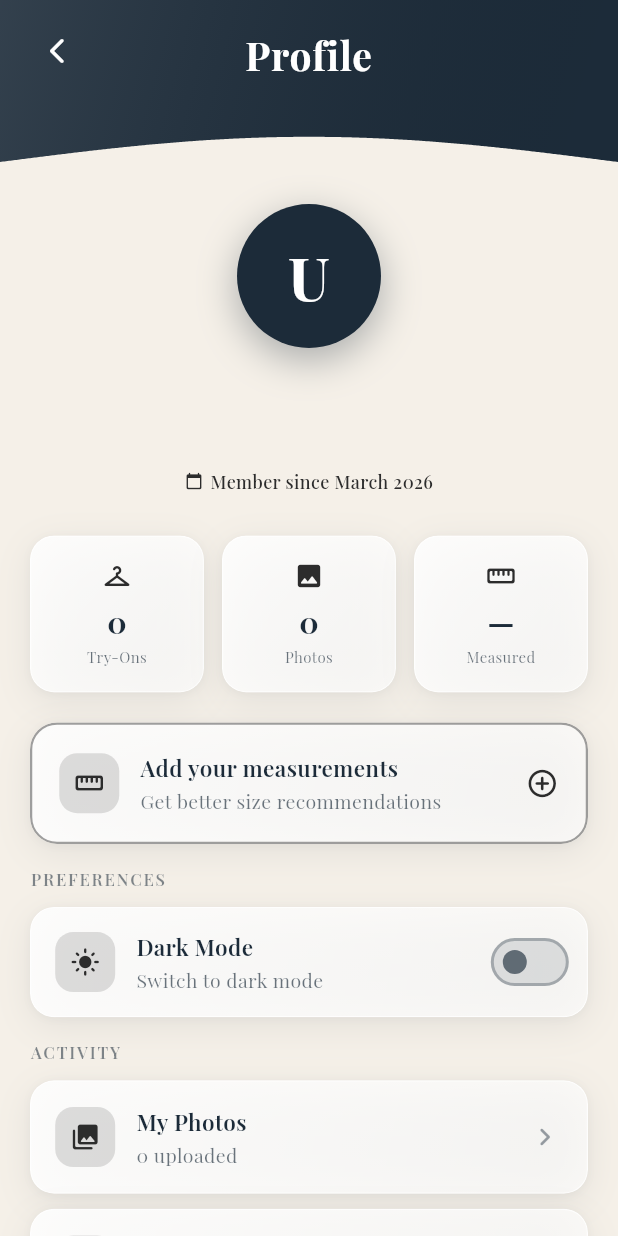
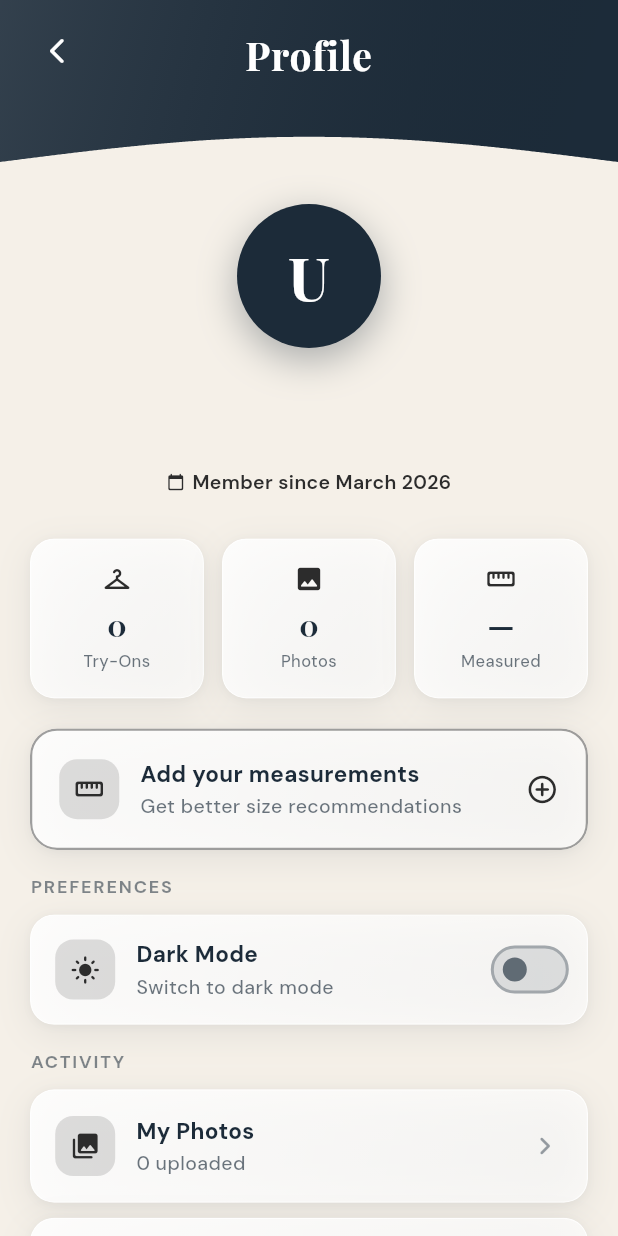
Before and after one commit to ShaneRowell/LoomeeApp, a Flutter app: the HomeScreen screen opened by its route, after a tap on the "person outline" icon, on a phone screen of 412 x 824 dp. Run offline on Flutter 3.47's test engine with Material 3 defaults, Android fonts, the phone set to English and light mode, and no system bars; our stand-ins replace cached_network_image, flutter_dotenv, flutter_svg, google_fonts, image_picker, permission_handler and 2 more; accounts and stored records are empty; network calls fail; statements that could not run were skipped.

Commit message:
refactor(typography): replace Playfair Display body text with DM Sans app-wide
Playfair Display is a high-contrast serif display font with hairline
strokes that become illegible at small sizes (12-15 px). Replaced all
body, label, button, badge and caption text with DM Sans (w500-w700),
a humanist sans-serif built for screen legibility. Playfair Display is
kept only for decorative display headings (>= 20 px) to preserve brand
identity. Font sizes bumped +1 px across body/label styles and minimum
weight raised to w500 so strokes stay solid on all screen densities.

Files updated: login, register, clothing_detail, home, measurements,
onboarding, preset_images, profile, outfit recs, fashion recs, splash,
try_on_history, try_on_result, try_on_screen, measurement_form_field.

```diff
--- a/frontend/lib/screens/home/home_screen.dart
+++ b/frontend/lib/screens/home/home_screen.dart
@@ -304,9 +304,9 @@ class _HomeScreenState extends State<HomeScreen> {
             const SizedBox(height: 3),
             Text(
               label,
-              style: GoogleFonts.playfairDisplay(
+              style: GoogleFonts.dmSans(
                 fontSize: 10,
-                fontWeight: isSelected ? FontWeight.w700 : FontWeight.w400,
+                fontWeight: isSelected ? FontWeight.w700 : FontWeight.w500,
                 color: isSelected
                     ? AppTheme.fontColor
                     : Colors.white.withValues(alpha: 0.85),
@@ -397,8 +397,9 @@ class _HomeScreenState extends State<HomeScreen> {
                     onTap: () => setState(() => _currentIndex = 1),
                     child: Text(
                       'View all',
-                      style: GoogleFonts.playfairDisplay(
+                      style: GoogleFonts.dmSans(
                         fontSize: 14,
+                        fontWeight: FontWeight.w500,
                         color: Theme.of(context).colorScheme.onSurface.withValues(alpha: 0.55),
                       ),
                     ),
@@ -529,9 +530,9 @@ class _HomeScreenState extends State<HomeScreen> {
                                       const SizedBox(width: 8),
                                       Text(
                                         'Upload Photo',
-                                        style: GoogleFonts.playfairDisplay(
+                                        style: GoogleFonts.dmSans(
                                           fontSize: 15,
-                                          fontWeight: FontWeight.w600,
+                                          fontWeight: FontWeight.w700,
                                           color: Colors.white,
                                         ),
                                       ),
--- a/frontend/lib/screens/measurements/measurements_screen.dart
+++ b/frontend/lib/screens/measurements/measurements_screen.dart
@@ -119,6 +119,7 @@ class _MeasurementsScreenState extends State<MeasurementsScreen> {
                         crossAxisAlignment: CrossAxisAlignment.start,
                         children: [
                           const SizedBox(height: 16),
+                          // Screen section title — fontSize 22 >= 20, KEEP playfairDisplay
                           Text(
                             'Body Measurements',
                             style: GoogleFonts.playfairDisplay(
@@ -128,10 +129,12 @@ class _MeasurementsScreenState extends State<MeasurementsScreen> {
                             ),
                           ),
                           const SizedBox(height: 6),
+                          // Body paragraph — rule 2
                           Text(
                             'Used for size recommendation and AI try ons, enter your measurements below.',
-                            style: GoogleFonts.playfairDisplay(
+                            style: GoogleFonts.dmSans(
                               fontSize: 13,
+                              fontWeight: FontWeight.w500,
                               color: scheme.onSurface.withValues(alpha: 0.5),
                             ),
                           ),
@@ -177,10 +180,12 @@ class _MeasurementsScreenState extends State<MeasurementsScreen> {
                             max: 300,
                           ),
                           const SizedBox(height: 10),
+                          // Caption — rule 2 (fontSize 12 <= 12, bump to 13)
                           Text(
                             'All measurements in ($unitLabel)',
-                            style: GoogleFonts.playfairDisplay(
-                              fontSize: 12,
+                            style: GoogleFonts.dmSans(
+                              fontSize: 13,
+                              fontWeight: FontWeight.w500,
                               color: scheme.onSurface.withValues(alpha: 0.4),
                             ),
                           ),
@@ -199,9 +204,10 @@ class _MeasurementsScreenState extends State<MeasurementsScreen> {
                                     )
                                   : Text(
                                       'Save Measurements',
-                                      style: GoogleFonts.playfairDisplay(
+                                      // Button label — rule 2
+                                      style: GoogleFonts.dmSans(
                                         fontSize: 16,
-                                        fontWeight: FontWeight.w600,
+                                        fontWeight: FontWeight.w700,
                                       ),
                                     ),
                             ),
--- a/frontend/lib/screens/preset_images/preset_images_screen.dart
+++ b/frontend/lib/screens/preset_images/preset_images_screen.dart
@@ -180,8 +180,8 @@ class _PresetImagesScreenState extends State<PresetImagesScreen> {
     showDialog<void>(
       context: context,
       builder: (ctx) => AlertDialog(
-        title: Text(title, style: GoogleFonts.playfairDisplay(fontWeight: FontWeight.w600)),
-        content: Text(message, style: GoogleFonts.playfairDisplay(fontSize: 14)),
+        title: Text(title, style: GoogleFonts.dmSans(fontWeight: FontWeight.w700)),
+        content: Text(message, style: GoogleFonts.dmSans(fontSize: 14, fontWeight: FontWeight.w500)),
         actions: [
           TextButton(
             onPressed: () => Navigator.pop(ctx),
@@ -245,8 +245,9 @@ class _PresetImagesScreenState extends State<PresetImagesScreen> {
                                       padding: const EdgeInsets.only(top: 8),
                                       child: Text(
                                         '${provider.images.length} photo${provider.images.length == 1 ? '' : 's'}',
-                                        style: GoogleFonts.playfairDisplay(
+                                        style: GoogleFonts.dmSans(
                                           fontSize: 13,
+                                          fontWeight: FontWeight.w500,
                                           color: scheme.onSurface.withValues(alpha: 0.5),
                                         ),
                                       ),
@@ -426,11 +427,12 @@ class _PresetImagesScreenState extends State<PresetImagesScreen> {
             child: Icon(icon, color: Colors.white, size: 28),
           ),
           const SizedBox(height: 8),
+          // Button label — rule 2
           Text(
             label,
-            style: GoogleFonts.playfairDisplay(
+            style: GoogleFonts.dmSans(
               fontSize: 13,
-              fontWeight: FontWeight.w500,
+              fontWeight: FontWeight.w600,
               color: scheme.onSurface,
             ),
           ),
@@ -446,9 +448,9 @@ class _PresetImagesScreenState extends State<PresetImagesScreen> {
       children: [
         Text(
           number,
-          style: GoogleFonts.playfairDisplay(
-            fontSize: 12,
-            fontWeight: FontWeight.w600,
+          style: GoogleFonts.dmSans(
+            fontSize: 13,
+            fontWeight: FontWeight.w700,
             color: scheme.onSurface.withValues(alpha: 0.6),
           ),
         ),
@@ -456,8 +458,9 @@ class _PresetImagesScreenState extends State<PresetImagesScreen> {
         Expanded(
           child: Text(
             text,
-            style: GoogleFonts.playfairDisplay(
-              fontSize: 12,
+            style: GoogleFonts.dmSans(
+              fontSize: 13,
+              fontWeight: FontWeight.w500,
               color: scheme.onSurface.withValues(alpha: 0.6),
             ),
           ),
@@ -495,13 +498,13 @@ class _UploadOptionsDialogState extends State<_UploadOptionsDialog> {
   Widget build(BuildContext context) {
     return AlertDialog(
       title: Text('Photo Options',
-          style: GoogleFonts.playfairDisplay(fontWeight: FontWeight.w600)),
+          style: GoogleFonts.dmSans(fontWeight: FontWeight.w700)),
       content: Column(
         mainAxisSize: MainAxisSize.min,
         crossAxisAlignment: CrossAxisAlignment.start,
         children: [
           Text('Photo Type',
-              style: GoogleFonts.playfairDisplay(fontSize: 14, fontWeight: FontWeight.w500)),
+              style: GoogleFonts.dmSans(fontSize: 14, fontWeight: FontWeight.w600)),
           const SizedBox(height: 8),
           ImageTypeSelector(
             selectedType: _imageType,
--- a/frontend/lib/screens/profile/profile_screen.dart
+++ b/frontend/lib/screens/profile/profile_screen.dart
@@ -136,6 +136,7 @@ class _ProfileScreenState extends State<ProfileScreen> {
               ),
             ),
             const SizedBox(height: 14),
+            // User name — fontSize 24 >= 20, KEEP playfairDisplay
             Text(
               user?.name ?? 'User',
               style: GoogleFonts.playfairDisplay(
@@ -145,10 +146,12 @@ class _ProfileScreenState extends State<ProfileScreen> {
               ),
             ),
             const SizedBox(height: 4),
+            // Email — rule 2
             Text(
               user?.email ?? '',
-              style: GoogleFonts.playfairDisplay(
+              style: GoogleFonts.dmSans(
                 fontSize: 14,
+                fontWeight: FontWeight.w500,
                 color: scheme.onSurface.withValues(alpha: 0.65),
               ),
             ),
@@ -160,12 +163,13 @@ class _ProfileScreenState extends State<ProfileScreen> {
                   Icon(Icons.calendar_today_rounded,
                       size: 12, color: scheme.primary),
                   const SizedBox(width: 5),
+                  // Date/timestamp — rule 2
                   Text(
                     'Member since $memberSince',
-                    style: GoogleFonts.playfairDisplay(
-                      fontSize: 12,
+                    style: GoogleFonts.dmSans(
+                      fontSize: 13,
+                      fontWeight: FontWeight.w600,
                       color: scheme.primary,
-                      fontWeight: FontWeight.w500,
                     ),
                   ),
                 ],
@@ -233,6 +237,7 @@ class _ProfileScreenState extends State<ProfileScreen> {
         children: [
           Icon(icon, size: 20, color: scheme.primary),
           const SizedBox(height: 6),
+          // Stat value — fontSize 20 >= 20, KEEP playfairDisplay
           Text(
             value,
             style: GoogleFonts.playfairDisplay(
@@ -242,10 +247,12 @@ class _ProfileScreenState extends State<ProfileScreen> {
             ),
           ),
           const SizedBox(height: 2),
+          // Stat label — rule 2
           Text(
             label,
-            style: GoogleFonts.playfairDisplay(
-              fontSize: 10,
+            style: GoogleFonts.dmSans(
+              fontSize: 11,
+              fontWeight: FontWeight.w500,
               color: scheme.onSurface.withValues(alpha: 0.65),
             ),
             textAlign: TextAlign.center,
@@ -290,19 +297,22 @@ class _ProfileScreenState extends State<ProfileScreen> {
                       child: Column(
                         crossAxisAlignment: CrossAxisAlignment.start,
                         children: [
+                          // Menu tile title — rule 2
                           Text(
                             'Add your measurements',
-                            style: GoogleFonts.playfairDisplay(
+                            style: GoogleFonts.dmSans(
                               fontSize: 15,
-                              fontWeight: FontWeight.w600,
+                              fontWeight: FontWeight.w700,
                               color: scheme.onSurface,
                             ),
                           ),
                           const SizedBox(height: 2),
+                          // Subtitle — rule 2
                           Text(
                             'Get better size recommendations',
-                            style: GoogleFonts.playfairDisplay(
+                            style: GoogleFonts.dmSans(
                               fontSize: 13,
+                              fontWeight: FontWeight.w500,
                               color: scheme.onSurface.withValues(alpha: 0.65),
                             ),
                           ),
@@ -349,9 +359,10 @@ class _ProfileScreenState extends State<ProfileScreen> {
                           size: 18, color: scheme.primary),
                     ),
                     const SizedBox(width: 10),
+                    // Card title — rule 2
                     Text(
                       'Body Measurements',
-                      style: GoogleFonts.playfairDisplay(
+                      style: GoogleFonts.dmSans(
                         fontSize: 15,
                         fontWeight: FontWeight.w700,
                         color: scheme.onSurface,
@@ -365,10 +376,10 @@ class _ProfileScreenState extends State<ProfileScreen> {
                       },
                       child: Text(
                         'Edit',
-                        style: GoogleFonts.playfairDisplay(
+                        style: GoogleFonts.dmSans(
                           fontSize: 13,
+                          fontWeight: FontWeight.w700,
                           color: scheme.primary,
-                          fontWeight: FontWeight.w600,
                         ),
                       ),
                     ),
@@ -414,20 +425,23 @@ class _ProfileScreenState extends State<ProfileScreen> {
       ),
       child: Column(
         children: [
+          // Stat value — rule 2
           Text(
             value,
-            style: GoogleFonts.playfairDisplay(
-              fontSize: 13,
+            style: GoogleFonts.dmSans(
+              fontSize: 14,
               fontWeight: FontWeight.w700,
               color: scheme.onSurface,
             ),
             textAlign: TextAlign.center,
           ),
           const SizedBox(height: 2),
+          // Label — rule 2
           Text(
             label,
-            style: GoogleFonts.playfairDisplay(
-              fontSize: 10,
+            style: GoogleFonts.dmSans(
+              fontSize: 11,
+              fontWeight: FontWeight.w500,
               color: scheme.onSurface.withValues(alpha: 0.65),
             ),
             textAlign: TextAlign.center,
@@ -496,19 +510,22 @@ class _ProfileScreenState extends State<ProfileScreen> {
             child: Column(
               crossAxisAlignment: CrossAxisAlignment.start,
               children: [
+                // Tile title — rule 2
                 Text(
                   title,
-                  style: GoogleFonts.playfairDisplay(
+                  style: GoogleFonts.dmSans(
                     fontSize: 15,
-                    fontWeight: FontWeight.w600,
+                    fontWeight: FontWeight.w700,
                     color: scheme.onSurface,
                   ),
                 ),
                 const SizedBox(height: 2),
+                // Tile subtitle — rule 2
                 Text(
                   subtitle,
-                  style: GoogleFonts.playfairDisplay(
+                  style: GoogleFonts.dmSans(
                     fontSize: 13,
+                    fontWeight: FontWeight.w500,
                     color: scheme.onSurface.withValues(alpha: 0.65),
                   ),
                 ),
@@ -547,8 +564,9 @@ class _ProfileScreenState extends State<ProfileScreen> {
             subtitle: Consumer<PresetImageProvider>(
               builder: (context, p, _) => Text(
                 '${p.images.length} uploaded',
-                style: GoogleFonts.playfairDisplay(
+                style: GoogleFonts.dmSans(
                   fontSize: 13,
+                  fontWeight: FontWeight.w500,
                   color: scheme.onSurface.withValues(alpha: 0.65),
                 ),
               ),
@@ -565,8 +583,9 @@ class _ProfileScreenState extends State<ProfileScreen> {
             title: 'Try-On History',
             subtitle: Text(
               'Browse past virtual try-ons',
-              style: GoogleFonts.playfairDisplay(
+              style: GoogleFonts.dmSans(
                 fontSize: 13,
+                fontWeight: FontWeight.w500,
                 color: scheme.onSurface.withValues(alpha: 0.65),
               ),
             ),
@@ -586,8 +605,9 @@ class _ProfileScreenState extends State<ProfileScreen> {
             title: 'Terms of Service',
             subtitle: Text(
               'Usage rules and your rights',
-              style: GoogleFonts.playfairDisplay(
+              style: GoogleFonts.dmSans(
                 fontSize: 13,
+                fontWeight: FontWeight.w500,
                 color: scheme.onSurface.withValues(alpha: 0.65),
               ),
             ),
@@ -605,8 +625,9 @@ class _ProfileScreenState extends State<ProfileScreen> {
             title: 'Privacy Policy',
             subtitle: Text(
               'How we handle your data',
-              style: GoogleFonts.playfairDisplay(
+              style: GoogleFonts.dmSans(
                 fontSize: 13,
+                fontWeight: FontWeight.w500,
                 color: scheme.onSurface.withValues(alpha: 0.65),
               ),
             ),
@@ -626,9 +647,9 @@ class _ProfileScreenState extends State<ProfileScreen> {
   Widget _buildSectionLabel(String label, ColorScheme scheme) {
     return Text(
       label.toUpperCase(),
-      style: GoogleFonts.playfairDisplay(
-        fontSize: 11,
-        fontWeight: FontWeight.w600,
+      style: GoogleFonts.dmSans(
+        fontSize: 12,
+        fontWeight: FontWeight.w700,
         color: scheme.onSurface.withValues(alpha: 0.55),
         letterSpacing: 1.2,
       ),
@@ -675,11 +696,12 @@ class _ProfileScreenState extends State<ProfileScreen> {
               child: Column(
                 crossAxisAlignment: CrossAxisAlignment.start,
                 children: [
+                  // Tile title — rule 2
                   Text(
                     title,
-                    style: GoogleFonts.playfairDisplay(
+                    style: GoogleFonts.dmSans(
                       fontSize: 15,
-                      fontWeight: FontWeight.w600,
+                      fontWeight: FontWeight.w700,
                       color: scheme.onSurface,
                     ),
                   ),
@@ -710,19 +732,20 @@ class _ProfileScreenState extends State<ProfileScreen> {
             builder: (ctx) => AlertDialog(
               title: Text(
                 'Log out',
-                style: GoogleFonts.playfairDisplay(
-                    fontWeight: FontWeight.w700),
+                style: GoogleFonts.dmSans(
+                    fontSize: 16, fontWeight: FontWeight.w700),
               ),
               content: Text(
                 'Are you sure you want to log out?',
-                style: GoogleFonts.playfairDisplay(),
+                style: GoogleFonts.dmSans(fontWeight: FontWeight.w500),
               ),
               actions: [
                 TextButton(
                   onPressed: () => Navigator.pop(ctx, false),
                   child: Text(
                     'Cancel',
-                    style: GoogleFonts.playfairDisplay(
+                    style: GoogleFonts.dmSans(
+                        fontWeight: FontWeight.w500,
                         color: scheme.onSurface),
                   ),
                 ),
@@ -730,7 +753,8 @@ class _ProfileScreenState extends State<ProfileScreen> {
                   onPressed: () => Navigator.pop(ctx, true),
                   child: Text(
                     'Log out',
-                    style: GoogleFonts.playfairDisplay(
+                    style: GoogleFonts.dmSans(
+                        fontWeight: FontWeight.w600,
                         color: AppTheme.errorColor),
                   ),
                 ),
@@ -757,11 +781,12 @@ class _ProfileScreenState extends State<ProfileScreen> {
               Icon(Icons.logout_rounded,
                   size: 18, color: AppTheme.errorColor),
               const SizedBox(width: 8),
+              // Button label — rule 2
               Text(
                 'Log Out',
-                style: GoogleFonts.playfairDisplay(
+                style: GoogleFonts.dmSans(
                   fontSize: 15,
-                  fontWeight: FontWeight.w600,
+                  fontWeight: FontWeight.w700,
                   color: AppTheme.errorColor,
                 ),
               ),
```
Also changed, not shown: frontend/lib/screens/auth/login_screen.dart (+9 -7 lines), frontend/lib/screens/auth/register_screen.dart (+14 -12 lines), frontend/lib/screens/catalog/clothing_detail_screen.dart (+37 -24 lines), frontend/lib/screens/onboarding/onboarding_screen.dart (+46 -22 lines), frontend/lib/screens/recommendations/complete_outfit_screen.dart (+13 -9 lines), frontend/lib/screens/recommendations/fashion_recommendations_screen.dart (+12 -5 lines), frontend/lib/screens/splash_screen.dart (+4 -3 lines), frontend/lib/screens/try_on/try_on_history_screen.dart (+11 -6 lines), frontend/lib/screens/try_on/try_on_result_screen.dart (+29 -16 lines), frontend/lib/screens/try_on/try_on_screen.dart (+8 -6 lines), frontend/lib/widgets/measurement/measurement_form_field.dart (+5 -2 lines).
